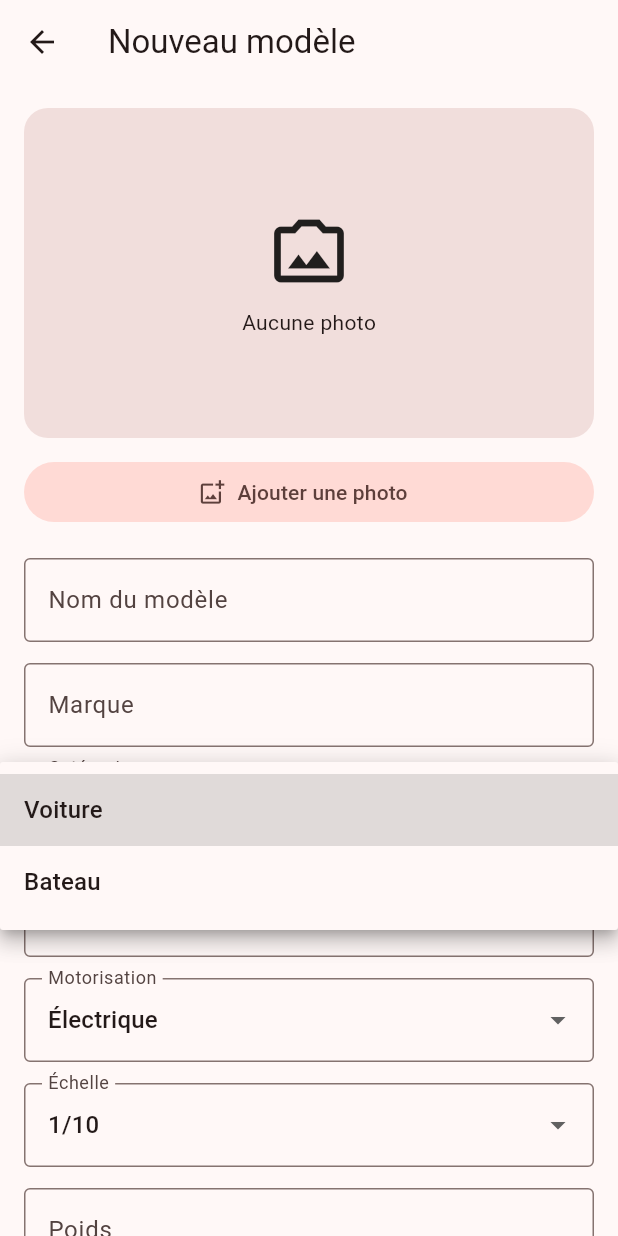
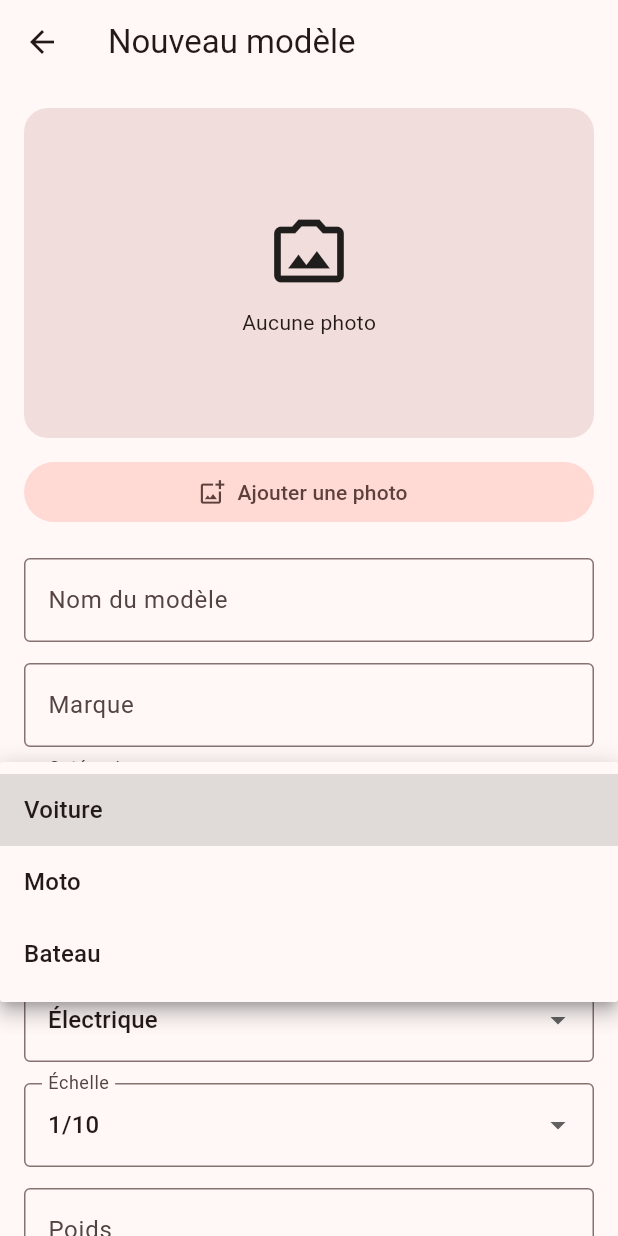
Before and after one commit to ClemClem-RC69/rc_companion, a Flutter app: the ModelFormPage screen opened directly, after a tap on "Voiture", on a phone screen of 412 x 824 dp. Run offline on Flutter 3.47's test engine with Material 3 defaults, Android fonts, the phone set to English and light mode, and no system bars; our stand-ins replace file_picker, image_picker, pdf, printing, qr_flutter, supabase_flutter; missing offline and left inert: mobile_scanner, pdfrx; accounts and stored records are empty; statements that could not run were skipped; project files that could hold a hidden picture were left out.

Commit message:
Add model history, battery status and motorcycle support

```diff
--- a/lib/features/models/model_form_page.dart
+++ b/lib/features/models/model_form_page.dart
@@ -65,6 +65,7 @@ class _ModelFormPageState extends State<ModelFormPage> {
 
   final categories = const [
     'Voiture',
+    'Moto',
     'Bateau',
   ];
 
@@ -81,6 +82,17 @@ class _ModelFormPageState extends State<ModelFormPage> {
     'Rally',
     'Basher',
     'Formule',
+    'Autre',
+  ];
+
+  final motorcycleDisciplines = const [
+    'Moto',
+    'Piste',
+    'Motocross',
+    'Supermotard',
+    'Trail',
+    'Scale',
+    'Basher',
     'Autre',
   ];
 
@@ -113,6 +125,7 @@ class _ModelFormPageState extends State<ModelFormPage> {
     '1/7',
     '1/6',
     '1/5',
+    '1/4',
     'Autre',
   ];
 
@@ -161,9 +174,11 @@ class _ModelFormPageState extends State<ModelFormPage> {
           ? model.category
           : 'Voiture';
 
-      final availableDisciplines = category == 'Voiture'
-          ? carDisciplines
-          : boatDisciplines;
+      final availableDisciplines = switch (category) {
+        'Bateau' => boatDisciplines,
+        'Moto' => motorcycleDisciplines,
+        _ => carDisciplines,
+      };
 
       discipline = availableDisciplines.contains(model.discipline)
           ? model.discipline
@@ -615,9 +630,11 @@ class _ModelFormPageState extends State<ModelFormPage> {
 
   @override
   Widget build(BuildContext context) {
-    final availableDisciplines = category == 'Voiture'
-        ? carDisciplines
-        : boatDisciplines;
+    final availableDisciplines = switch (category) {
+      'Bateau' => boatDisciplines,
+      'Moto' => motorcycleDisciplines,
+      _ => carDisciplines,
+    };
     final isElectric = motorization == 'Électrique';
 
     return Scaffold(
@@ -711,10 +728,11 @@ class _ModelFormPageState extends State<ModelFormPage> {
                     setState(() {
                       category = value;
 
-                      final newDisciplines =
-                          category == 'Voiture'
-                              ? carDisciplines
-                              : boatDisciplines;
+                      final newDisciplines = switch (category) {
+                        'Bateau' => boatDisciplines,
+                        'Moto' => motorcycleDisciplines,
+                        _ => carDisciplines,
+                      };
 
                       if (!newDisciplines.contains(discipline)) {
                         discipline = newDisciplines.first;
```
Also changed, not shown: lib/data/radio_catalog.dart (+10 -0 lines), lib/data/radio_control_catalog.dart (+61 -0 lines), lib/features/models/model_detail_page.dart (+4 -12 lines), lib/features/models/models_page.dart (+2 -6 lines).
